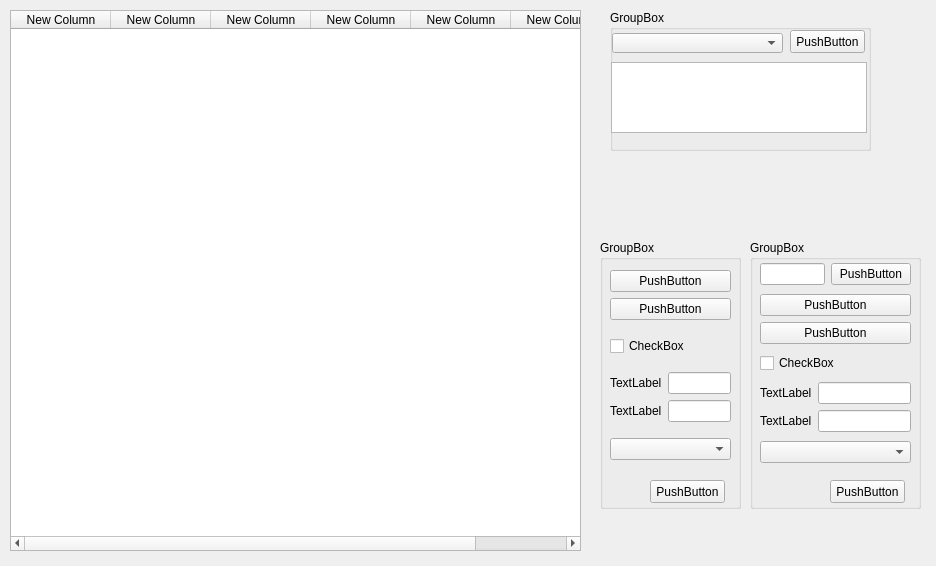
The window that sourcecode/26MobileTool/EmmcRawWidget.ui (sauantao/AndroidMobileSolution) describes before a commit, drawn with Qt 5.
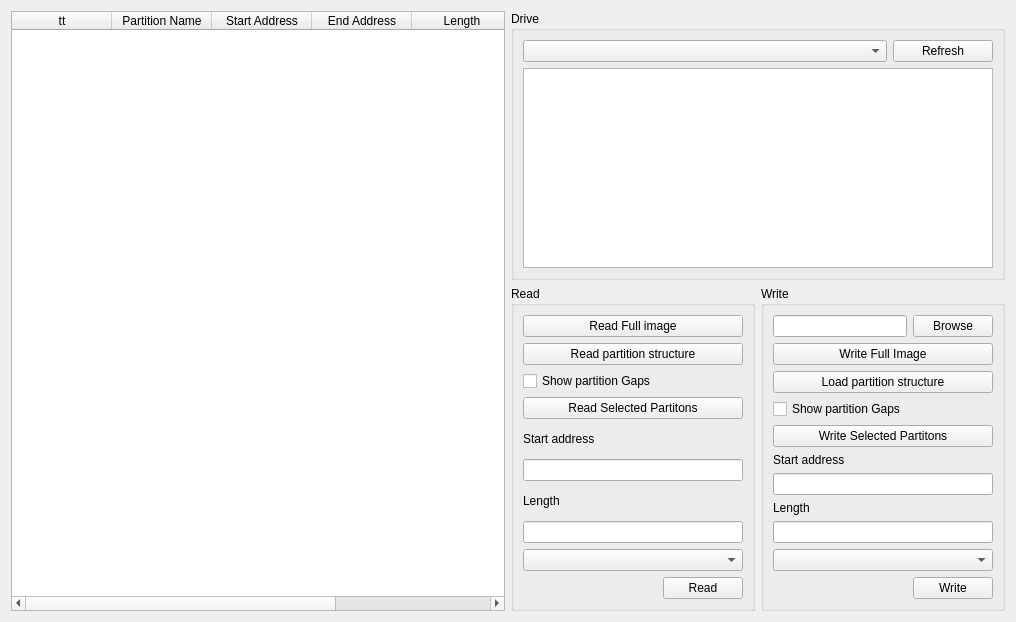
The same window after the commit.

The edit to the form file:
```diff
--- a/sourcecode/26MobileTool/EmmcRawWidget.ui
+++ b/sourcecode/26MobileTool/EmmcRawWidget.ui
@@ -6,45 +6,41 @@
    <rect>
     <x>0</x>
     <y>0</y>
-    <width>936</width>
-    <height>566</height>
+    <width>1016</width>
+    <height>622</height>
    </rect>
   </property>
   <property name="windowTitle">
    <string>Form</string>
   </property>
+  <layout class="QHBoxLayout" name="horizontalLayout_7">
+   <item>
+    <layout class="QHBoxLayout" name="horizontalLayout_6">
+     <item>
   <widget class="QTableWidget" name="tableWidget">
-   <property name="geometry">
-    <rect>
-     <x>10</x>
-     <y>10</y>
-     <width>571</width>
-     <height>541</height>
-    </rect>
-   </property>
    <column>
     <property name="text">
-     <string>New Column</string>
+         <string>tt</string>
     </property>
    </column>
    <column>
     <property name="text">
-     <string>New Column</string>
+         <string>Partition Name</string>
     </property>
    </column>
    <column>
     <property name="text">
-     <string>New Column</string>
+         <string>Start Address</string>
     </property>
    </column>
    <column>
     <property name="text">
-     <string>New Column</string>
+         <string>End Address</string>
     </property>
    </column>
    <column>
     <property name="text">
-     <string>New Column</string>
+         <string>Length</string>
     </property>
    </column>
    <column>
@@ -53,85 +49,47 @@
     </property>
    </column>
   </widget>
+     </item>
+     <item>
+      <layout class="QVBoxLayout" name="verticalLayout_6">
+       <item>
   <widget class="QGroupBox" name="groupBox">
-   <property name="geometry">
-    <rect>
-     <x>610</x>
-     <y>10</y>
-     <width>261</width>
-     <height>141</height>
-    </rect>
-   </property>
    <property name="title">
-    <string>GroupBox</string>
-   </property>
-   <widget class="QTextEdit" name="textEdit">
-    <property name="geometry">
-     <rect>
-      <x>1</x>
-      <y>52</y>
-      <width>256</width>
-      <height>71</height>
-     </rect>
-    </property>
-   </widget>
-   <widget class="QComboBox" name="comboBox">
-    <property name="geometry">
-     <rect>
-      <x>2</x>
-      <y>23</y>
-      <width>171</width>
-      <height>20</height>
-     </rect>
-    </property>
-   </widget>
+          <string>Drive</string>
+         </property>
+         <layout class="QVBoxLayout" name="verticalLayout_3">
+          <item>
+           <layout class="QHBoxLayout" name="horizontalLayout_5">
+            <item>
+             <widget class="QComboBox" name="comboBox"/>
+            </item>
+            <item>
    <widget class="QPushButton" name="pushButton">
-    <property name="geometry">
-     <rect>
-      <x>180</x>
-      <y>20</y>
-      <width>75</width>
-      <height>23</height>
-     </rect>
+              <property name="maximumSize">
+               <size>
+                <width>100</width>
+                <height>16777215</height>
+               </size>
     </property>
     <property name="text">
-     <string>PushButton</string>
-    </property>
-   </widget>
-  </widget>
+               <string>Refresh</string>
+              </property>
+             </widget>
+            </item>
+           </layout>
+          </item>
+          <item>
+           <widget class="QTextEdit" name="textEdit"/>
+          </item>
+         </layout>
+        </widget>
+       </item>
+       <item>
+        <layout class="QHBoxLayout" name="horizontalLayout_4">
+         <item>
   <widget class="QGroupBox" name="groupBox_2">
-   <property name="geometry">
-    <rect>
-     <x>600</x>
-     <y>240</y>
-     <width>141</width>
-     <height>269</height>
-    </rect>
-   </property>
    <property name="title">
-    <string>GroupBox</string>
-   </property>
-   <widget class="QPushButton" name="pushButton_4">
-    <property name="geometry">
-     <rect>
-      <x>50</x>
-      <y>240</y>
-      <width>75</width>
-      <height>23</height>
-     </rect>
-    </property>
-    <property name="text">
-     <string>PushButton</string>
-    </property>
-   </widget>
-   <widget class="QWidget" name="layoutWidget">
-    <property name="geometry">
-     <rect>
-      <x>10</x>
-      <y>20</y>
-      <width>121</width>
-      <height>211</height>
-     </rect>
+            <string>Read</string>
     </property>
     <layout class="QVBoxLayout" name="verticalLayout_4">
      <item>
@@ -139,176 +97,192 @@
        <item>
         <widget class="QPushButton" name="pushButton_2">
          <property name="text">
-          <string>PushButton</string>
+                 <string>Read Full image</string>
          </property>
         </widget>
        </item>
        <item>
         <widget class="QPushButton" name="pushButton_3">
          <property name="text">
-          <string>PushButton</string>
-         </property>
-        </widget>
-       </item>
-      </layout>
+                 <string>Read partition structure</string>
+                </property>
+               </widget>
      </item>
      <item>
       <widget class="QCheckBox" name="checkBox">
        <property name="text">
-        <string>CheckBox</string>
+                 <string>Show partition Gaps</string>
        </property>
       </widget>
      </item>
      <item>
-      <layout class="QHBoxLayout" name="horizontalLayout">
-       <item>
-        <layout class="QVBoxLayout" name="verticalLayout_3">
+               <widget class="QPushButton" name="pushButton_9">
+                <property name="text">
+                 <string>Read Selected Partitons</string>
+                </property>
+               </widget>
+              </item>
          <item>
           <widget class="QLabel" name="label">
            <property name="text">
-            <string>TextLabel</string>
+                 <string>Start address</string>
            </property>
           </widget>
          </item>
-         <item>
-          <widget class="QLabel" name="label_2">
-           <property name="text">
-            <string>TextLabel</string>
-           </property>
-          </widget>
-         </item>
-        </layout>
-       </item>
-       <item>
-        <layout class="QVBoxLayout" name="verticalLayout_2">
          <item>
           <widget class="QLineEdit" name="lineEdit"/>
          </item>
+              <item>
+               <widget class="QLabel" name="label_2">
+                <property name="text">
+                 <string>Length</string>
+                </property>
+               </widget>
+              </item>
          <item>
           <widget class="QLineEdit" name="lineEdit_2"/>
          </item>
-        </layout>
-       </item>
-      </layout>
-     </item>
      <item>
       <widget class="QComboBox" name="comboBox_2"/>
      </item>
-    </layout>
-   </widget>
-  </widget>
+              <item>
+               <layout class="QHBoxLayout" name="horizontalLayout">
+                <item>
+                 <spacer name="horizontalSpacer">
+                  <property name="orientation">
+                   <enum>Qt::Horizontal</enum>
+                  </property>
+                  <property name="sizeHint" stdset="0">
+                   <size>
+                    <width>40</width>
+                    <height>20</height>
+                   </size>
+                  </property>
+                 </spacer>
+                </item>
+                <item>
+                 <widget class="QPushButton" name="pushButton_4">
+                  <property name="text">
+                   <string>Read</string>
+                  </property>
+                 </widget>
+                </item>
+               </layout>
+              </item>
+             </layout>
+            </item>
+           </layout>
+          </widget>
+         </item>
+         <item>
   <widget class="QGroupBox" name="groupBox_3">
-   <property name="geometry">
-    <rect>
-     <x>750</x>
-     <y>240</y>
-     <width>171</width>
-     <height>269</height>
-    </rect>
-   </property>
    <property name="title">
-    <string>GroupBox</string>
-   </property>
-   <widget class="QPushButton" name="pushButton_8">
-    <property name="geometry">
-     <rect>
-      <x>80</x>
-      <y>240</y>
-      <width>75</width>
-      <height>23</height>
-     </rect>
-    </property>
-    <property name="text">
-     <string>PushButton</string>
-    </property>
-   </widget>
-   <widget class="QWidget" name="layoutWidget">
-    <property name="geometry">
-     <rect>
-      <x>10</x>
-      <y>20</y>
-      <width>151</width>
-      <height>211</height>
-     </rect>
-    </property>
-    <layout class="QVBoxLayout" name="verticalLayout_8">
+            <string>Write</string>
+           </property>
+           <layout class="QVBoxLayout" name="verticalLayout_5">
      <item>
-      <layout class="QHBoxLayout" name="horizontalLayout_2">
+             <layout class="QVBoxLayout" name="verticalLayout_2">
+              <item>
+               <layout class="QHBoxLayout" name="horizontalLayout_3">
        <item>
         <widget class="QLineEdit" name="lineEdit_3"/>
        </item>
        <item>
         <widget class="QPushButton" name="pushButton_5">
          <property name="text">
-          <string>PushButton</string>
+                   <string>Browse</string>
          </property>
         </widget>
        </item>
       </layout>
      </item>
-     <item>
-      <layout class="QVBoxLayout" name="verticalLayout_5">
        <item>
         <widget class="QPushButton" name="pushButton_6">
          <property name="text">
-          <string>PushButton</string>
+                 <string>Write Full Image</string>
          </property>
         </widget>
        </item>
        <item>
         <widget class="QPushButton" name="pushButton_7">
          <property name="text">
-          <string>PushButton</string>
-         </property>
-        </widget>
-       </item>
-      </layout>
+                 <string>Load partition structure</string>
+                </property>
+               </widget>
      </item>
      <item>
       <widget class="QCheckBox" name="checkBox_2">
        <property name="text">
-        <string>CheckBox</string>
+                 <string>Show partition Gaps</string>
        </property>
       </widget>
      </item>
      <item>
-      <layout class="QHBoxLayout" name="horizontalLayout_3">
-       <item>
-        <layout class="QVBoxLayout" name="verticalLayout_7">
+               <widget class="QPushButton" name="pushButton_10">
+                <property name="text">
+                 <string>Write Selected Partitons</string>
+                </property>
+               </widget>
+              </item>
          <item>
           <widget class="QLabel" name="label_3">
            <property name="text">
-            <string>TextLabel</string>
+                 <string>Start address</string>
            </property>
           </widget>
          </item>
-         <item>
-          <widget class="QLabel" name="label_4">
-           <property name="text">
-            <string>TextLabel</string>
-           </property>
-          </widget>
-         </item>
-        </layout>
-       </item>
-       <item>
-        <layout class="QVBoxLayout" name="verticalLayout_6">
          <item>
           <widget class="QLineEdit" name="lineEdit_5"/>
          </item>
+              <item>
+               <widget class="QLabel" name="label_4">
+                <property name="text">
+                 <string>Length</string>
+                </property>
+               </widget>
+              </item>
          <item>
           <widget class="QLineEdit" name="lineEdit_4"/>
          </item>
-        </layout>
-       </item>
-      </layout>
-     </item>
      <item>
       <widget class="QComboBox" name="comboBox_3"/>
      </item>
-    </layout>
-   </widget>
-  </widget>
+              <item>
+               <layout class="QHBoxLayout" name="horizontalLayout_2">
+                <item>
+                 <spacer name="horizontalSpacer_2">
+                  <property name="orientation">
+                   <enum>Qt::Horizontal</enum>
+                  </property>
+                  <property name="sizeHint" stdset="0">
+                   <size>
+                    <width>40</width>
+                    <height>20</height>
+                   </size>
+                  </property>
+                 </spacer>
+                </item>
+                <item>
+                 <widget class="QPushButton" name="pushButton_8">
+                  <property name="text">
+                   <string>Write</string>
+                  </property>
+                 </widget>
+                </item>
+               </layout>
+              </item>
+             </layout>
+            </item>
+           </layout>
+          </widget>
+         </item>
+        </layout>
+       </item>
+      </layout>
+     </item>
+    </layout>
+   </item>
+  </layout>
  </widget>
  <resources/>
  <connections/>
```
Lines whose indentation alone changed are shown as unchanged.
